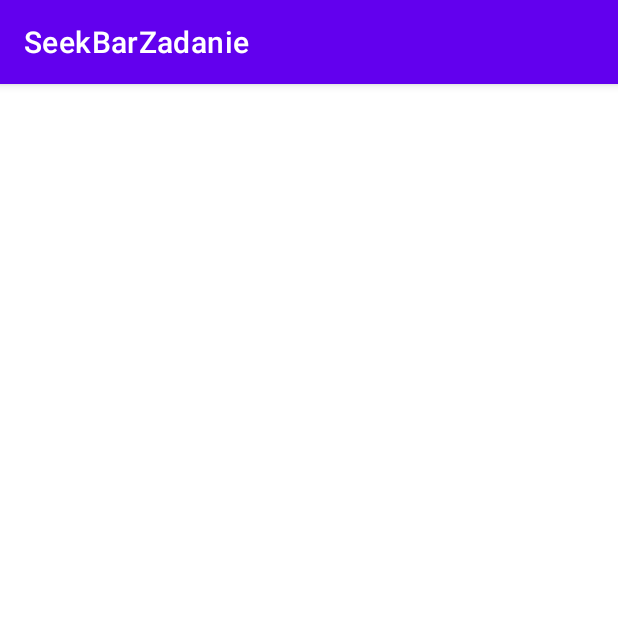
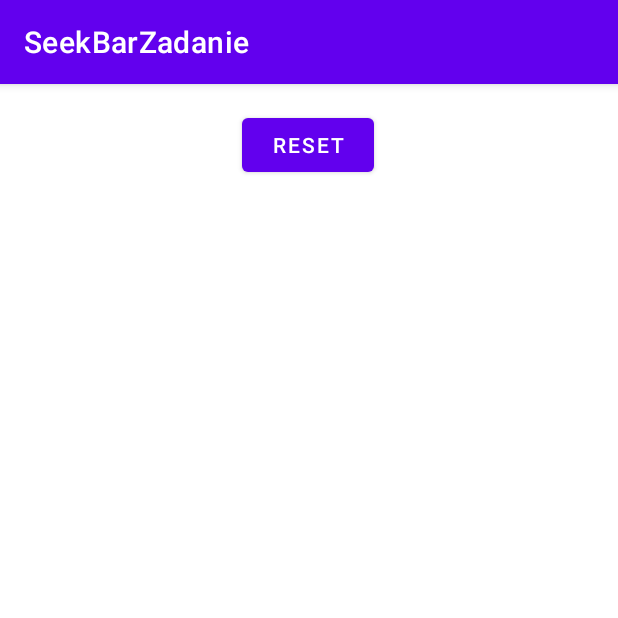
Before and after one commit to matipoklo/SeekBarZadanie, an Android app: the screen it shows after launch (MainActivity), on a phone screen of 412 x 824 dp, the top half of it. Run offline under Robolectric (Android 15) with nearby library versions, the phone set to English and light mode, and no system bars.

Commit message:
Dodanie przyisku RESET

```diff
--- a/app/src/main/res/layout/activity_main.xml
+++ b/app/src/main/res/layout/activity_main.xml
@@ -4,4 +4,17 @@
     xmlns:tools="http://schemas.android.com/tools"
     android:layout_width="match_parent"
     android:layout_height="match_parent"
-    tools:context=".MainActivity"/>
+    tools:context=".MainActivity">
+
+    <Button
+        android:id="@+id/btnReset"
+        android:layout_width="wrap_content"
+        android:layout_height="wrap_content"
+        android:text="RESET"
+        app:layout_constraintBottom_toBottomOf="parent"
+        app:layout_constraintEnd_toEndOf="parent"
+        app:layout_constraintHorizontal_bias="0.498"
+        app:layout_constraintStart_toStartOf="parent"
+        app:layout_constraintTop_toTopOf="parent"
+        app:layout_constraintVertical_bias="0.023" />
+</androidx.constraintlayout.widget.ConstraintLayout>
```
